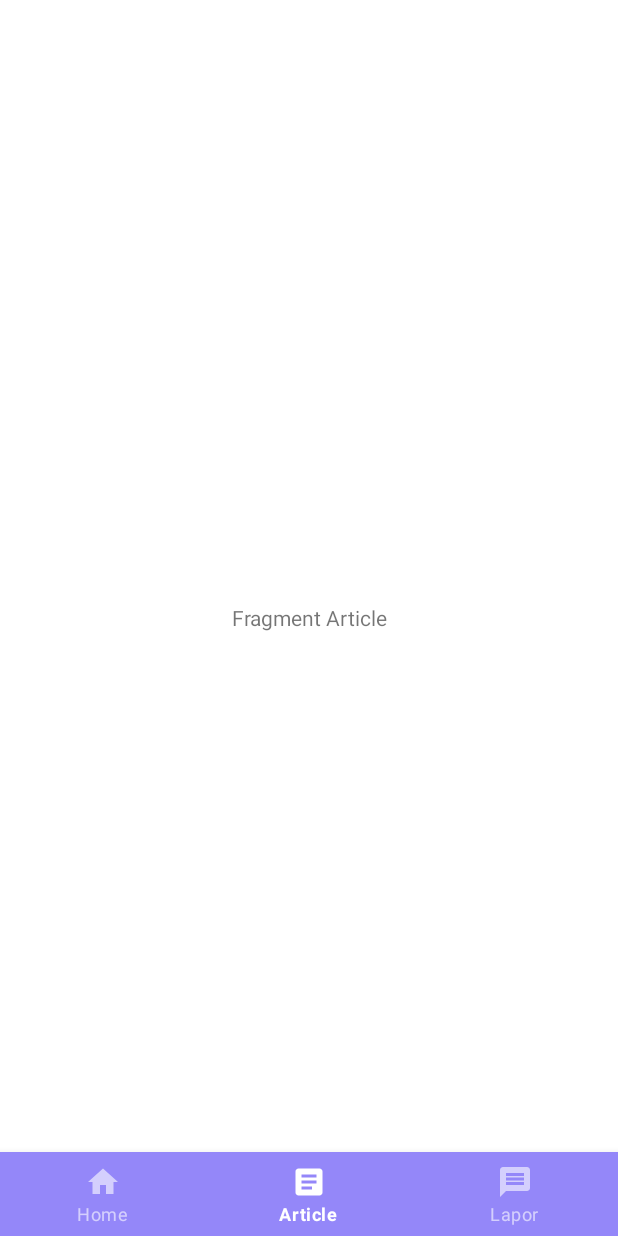
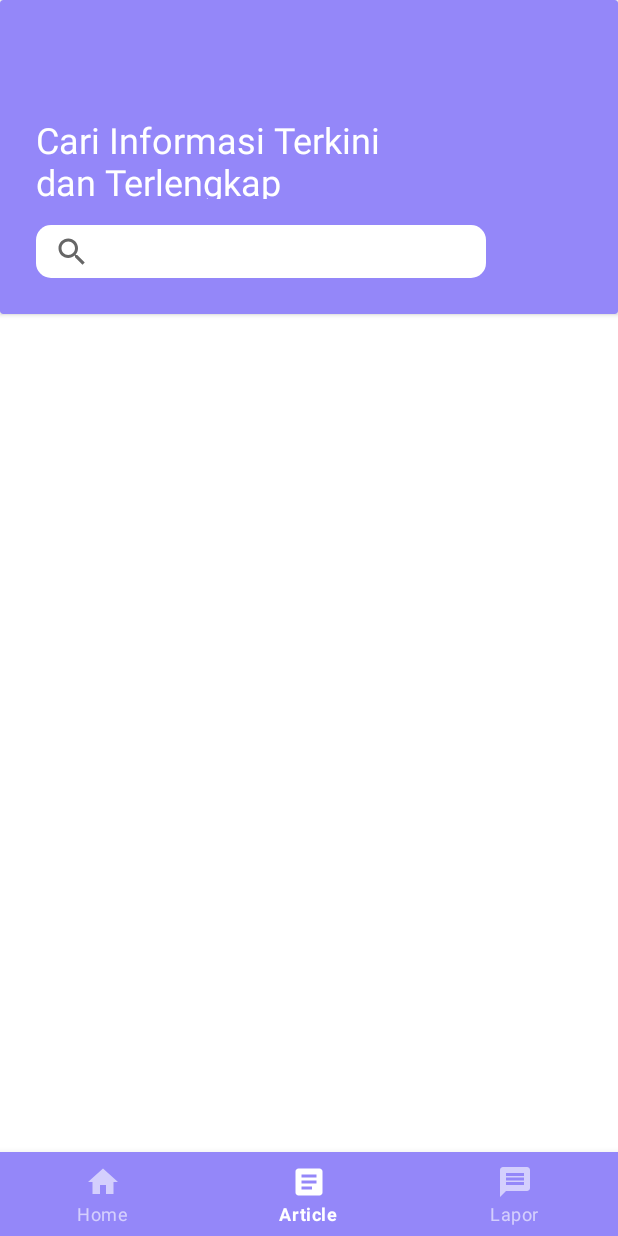
Before and after one commit to AdhimBagas/Konseling--Apps-Report, an Android app: the ArticleFragment screen opened through its navigation route, on a phone screen of 412 x 824 dp. Run offline under Robolectric (Android 15) with nearby library versions, the phone set to English and light mode, and no system bars; our stand-ins replace navigation-ui; Roboto replaces fonts that are not available here.

Commit message:
added searchview in fragment articel and create item list article

```diff
--- /dev/null
+++ b/app/src/main/res/drawable/gradient.xml
@@ -0,0 +1,5 @@
+<?xml version="1.0" encoding="utf-8"?>
+<shape xmlns:android="http://schemas.android.com/apk/res/android">
+
+    <gradient android:endColor="#D7191819" android:angle="-90"/>
+</shape>
--- /dev/null
+++ b/app/src/main/res/drawable/search_view.xml
@@ -0,0 +1,8 @@
+<?xml version="1.0" encoding="utf-8"?>
+<shape xmlns:android="http://schemas.android.com/apk/res/android">
+    <corners
+        android:radius="10dp"
+        />
+    <solid
+        android:color="@color/white"/>
+</shape>
--- a/app/src/main/res/layout/fragment_article.xml
+++ b/app/src/main/res/layout/fragment_article.xml
@@ -1,17 +1,43 @@
 <?xml version="1.0" encoding="utf-8"?>
-<FrameLayout xmlns:android="http://schemas.android.com/apk/res/android"
+<androidx.constraintlayout.widget.ConstraintLayout xmlns:android="http://schemas.android.com/apk/res/android"
     xmlns:tools="http://schemas.android.com/tools"
     android:layout_width="match_parent"
     android:layout_height="match_parent"
+    xmlns:app="http://schemas.android.com/apk/res-auto"
     tools:context=".ui.ArticleFragment">
 
-    <!-- TODO: Update blank fragment layout -->
-    <TextView
+    <androidx.cardview.widget.CardView
         android:layout_width="match_parent"
-        android:layout_height="match_parent"
-        android:text="Fragment Article"
-        android:gravity="center"
-        />
+        android:layout_height="209dp"
+        app:cardBackgroundColor="@color/mainColor"
+        app:layout_constraintEnd_toEndOf="parent"
+        app:layout_constraintStart_toStartOf="parent"
+        app:layout_constraintTop_toTopOf="parent">
+
+        <FrameLayout
+            android:layout_width="match_parent"
+            android:layout_height="match_parent">
+
+            <TextView
+                android:layout_width="254dp"
+                android:layout_height="56dp"
+                android:text="@string/InformasiTerkiini"
+                style="@style/tv_konselor_main"
+                android:textColor="@color/white"
+                android:textSize="24sp"
+                android:layout_marginStart="24dp"
+                android:layout_gravity="center_vertical"
+                />
+
+            <androidx.appcompat.widget.SearchView
+                android:layout_width="300dp"
+                android:layout_height="35dp"
+                android:background="@drawable/search_view"
+                android:layout_gravity="bottom"
+                android:layout_margin="24dp"
+                />
+        </FrameLayout>
+    </androidx.cardview.widget.CardView>
 
 
-</FrameLayout>
+</androidx.constraintlayout.widget.ConstraintLayout>
--- a/app/src/main/res/values/style.xml
+++ b/app/src/main/res/values/style.xml
@@ -19,11 +19,9 @@
     </style>
 
 <style name="tv_konselor_main">
-    <item name="android:layout_width">98dp</item>
+    <item name="android:layout_width">wrap_content</item>
     <item name="android:layout_height">wrap_content</item>
     <item name="android:fontFamily">@font/roboto_bold</item>
-    <item name="android:textColor">@color/black</item>
-    <item name="android:textSize">14sp</item>
 </style>
 
     <style name="tv_konselor_second">
```
Also changed, not shown: app/src/main/res/layout/item_list_article.xml (added, +68 -0 lines), app/src/main/res/values/strings.xml (+11 -0 lines).
